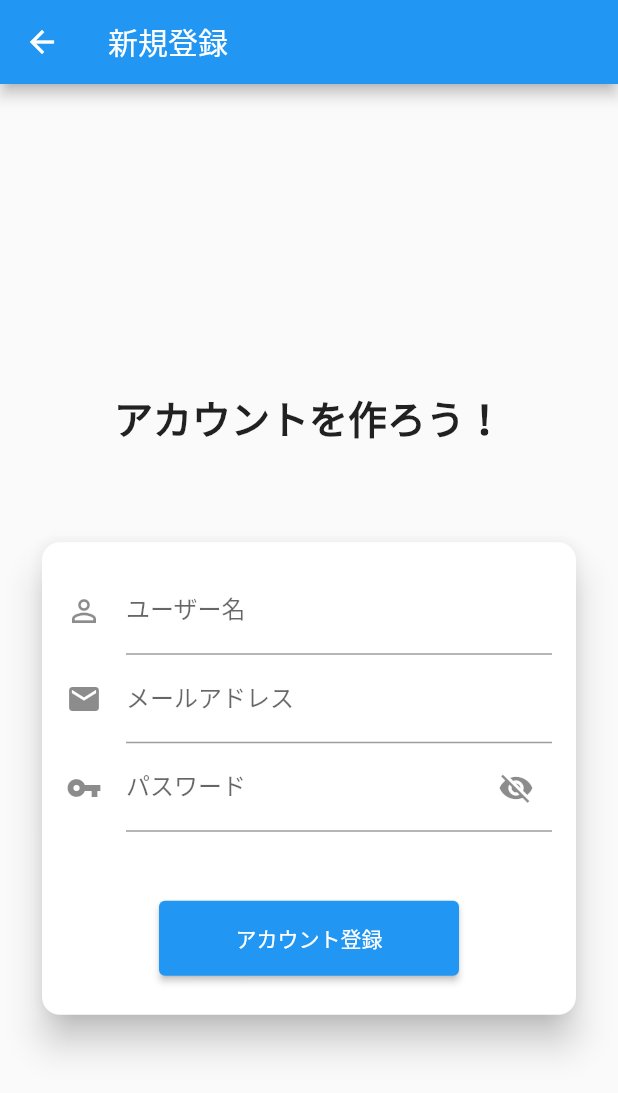
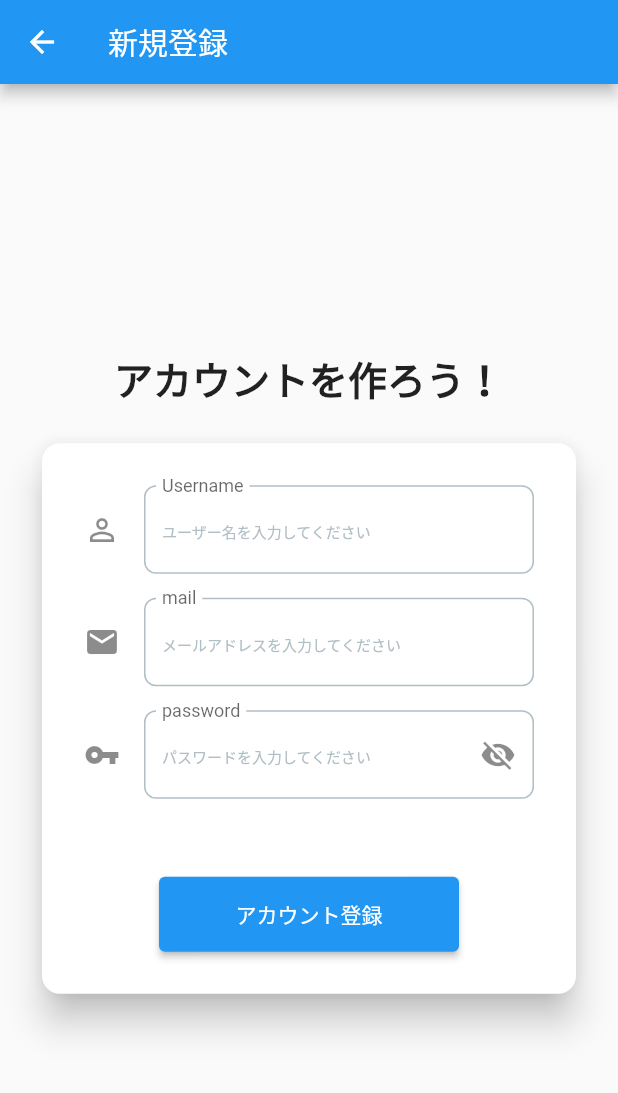
Before and after one commit to jack-app/ideathon-summer-team2, a Flutter app: the CreateAcount screen opened directly, on a phone screen of 412 x 824 dp. Shown: the top 1093 px of the screen. Run offline on Flutter 3.47's test engine with Material 2 defaults, Android fonts, the phone set to English and light mode, and no system bars; our stand-ins replace cloud_firestore, firebase_auth, firebase_core; missing offline and left inert: dart:html; accounts and stored records are empty.

Commit message:
UI完成

```diff
--- a/lib/newac.dart
+++ b/lib/newac.dart
@@ -48,7 +48,7 @@ class _CreateAcountState extends State<CreateAcount> {
               //タイトル
               Container(
                 margin: EdgeInsets.symmetric(
-                  vertical: 60.0,
+                  vertical: 20.0,
                 ),
                 child: Text('アカウントを作ろう！',
                     style:
@@ -63,36 +63,93 @@ class _CreateAcountState extends State<CreateAcount> {
                 ),
                 elevation: 10.0,
                 child: Padding(
-                  padding: const EdgeInsets.all(16.0),
+                  padding: const EdgeInsets.all(20.0),
                   child: Column(
                     children: <Widget>[
                       //ユーザー入力
-                      TextFormField(
+                    Container(
+                      margin: EdgeInsets.all(8),
+                      child:TextField(
                         decoration: InputDecoration(
-                            labelText: 'ユーザー名',
-                            icon: Icon(Icons.perm_identity)),
+                            labelText: 'Username',
+                            hintText: 'ユーザー名を入力してください',
+                            hintStyle: TextStyle(color: kTextColorSecondary,fontSize: 10),
+                            icon: Icon(Icons.perm_identity),
+                            floatingLabelBehavior: FloatingLabelBehavior.always,
+                            focusedBorder: OutlineInputBorder(
+                                borderRadius: BorderRadius.circular(8),
+                                borderSide: BorderSide(
+                                  color: kAccentColor,
+                                ),
+                              ),
+                              enabledBorder: OutlineInputBorder(
+                                borderRadius: BorderRadius.circular(8),
+                                borderSide: BorderSide(
+                                  color: kTextColorSecondary,
+                                ),
+                              ),
+                            ),
+                        obscureText: false,
                         onChanged: (String value) {
                           setState(() {
                             name = value;
                           });
                         },
                       ),
-                      //メールアドレス入力
-                      TextFormField(
+                    ),
+                     //メールアドレス入力
+                    Container(
+                      margin: EdgeInsets.all(8),
+                      child:TextField(
                         decoration: InputDecoration(
-                            labelText: 'メールアドレス', icon: Icon(Icons.email)),
+                            labelText: 'mail',
+                            icon: Icon(Icons.email),
+                            hintText: 'メールアドレスを入力してください',
+                            hintStyle: TextStyle(color: kTextColorSecondary,fontSize: 10),
+                            floatingLabelBehavior: FloatingLabelBehavior.always,
+                            focusedBorder: OutlineInputBorder(
+                                borderRadius: BorderRadius.circular(8),
+                                borderSide: BorderSide(
+                                  color: kAccentColor,
+                                ),
+                              ),
+                              enabledBorder: OutlineInputBorder(
+                                borderRadius: BorderRadius.circular(8),
+                                borderSide: BorderSide(
+                                  color: kTextColorSecondary,
+                                ),
+                              ),
+                            ),
                         onChanged: (String value) {
                           setState(() {
                             email = value;
                           });
                         },
                       ),
+                    ),
                       // パスワード入力
-                      TextFormField(
+                    Container(
+                      margin: EdgeInsets.all(8),
+                      child:TextField(
                         obscureText: _isObscure,
                         decoration: InputDecoration(
-                          labelText: 'パスワード',
+                          labelText: 'password',
                           icon: Icon(Icons.vpn_key),
+                          hintText: 'パスワードを入力してください',
+                          hintStyle: TextStyle(color: kTextColorSecondary,fontSize: 10),
+                          floatingLabelBehavior: FloatingLabelBehavior.always,
+                          focusedBorder: OutlineInputBorder(
+                            borderRadius: BorderRadius.circular(8),
+                            borderSide: BorderSide(
+                              color: kAccentColor,
+                            ),
+                          ),
+                          enabledBorder: OutlineInputBorder(
+                            borderRadius: BorderRadius.circular(8),
+                            borderSide: BorderSide(
+                              color: kTextColorSecondary,
+                            ),
+                          ),
                           suffixIcon: IconButton(
                             icon: Icon(_isObscure
                                 ? Icons.visibility_off
@@ -110,13 +167,14 @@ class _CreateAcountState extends State<CreateAcount> {
                           });
                         },
                       ),
+                    ),
                       Container(
                         margin: EdgeInsets.all(10),
                         child: Text(infoText),
                       ),
                       //登録ボタン
                       Container(
-                        margin: EdgeInsets.all(10),
+                        margin: EdgeInsets.all(8),
                         child: SizedBox(
                           width: 200,
                           height: 50,
```
